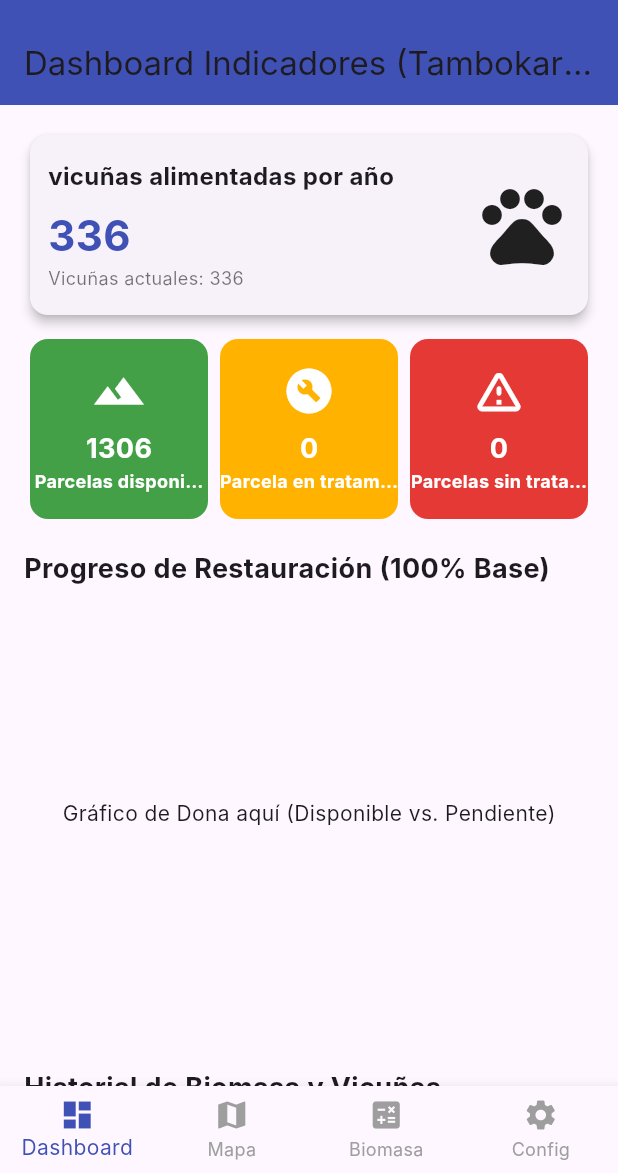
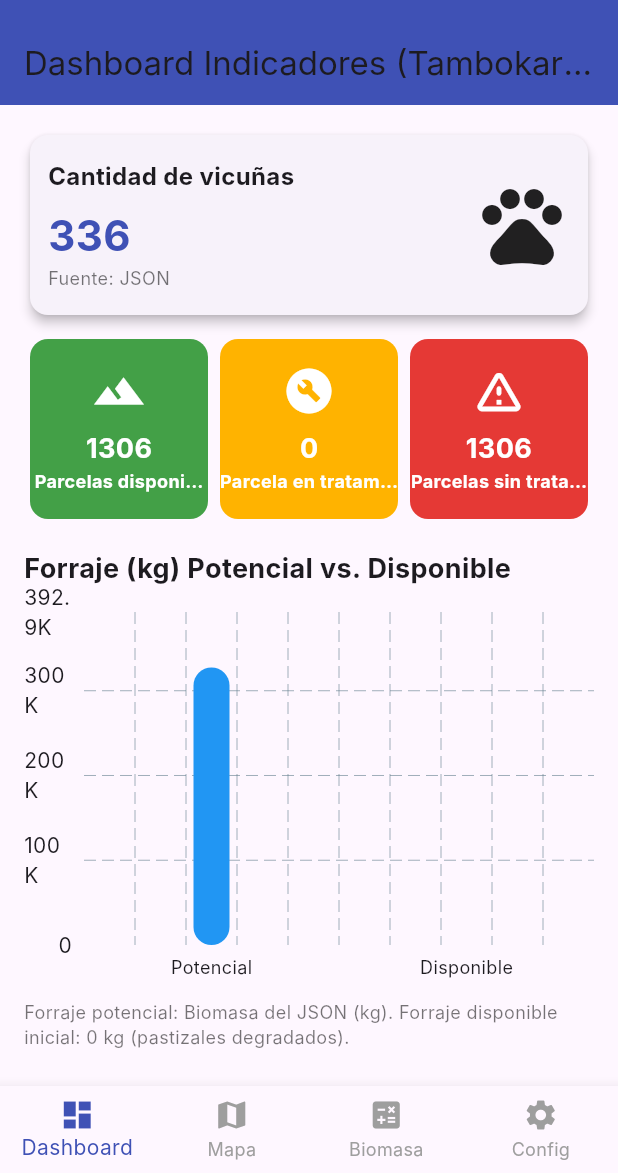
Before and after one commit to cris2804/DataCIP, a Flutter app: the screen it shows after launch, on a phone screen of 412 x 824 dp, the part 63-1236 px from its top. Run offline on Flutter 3.47's test engine with Material 3 defaults, Android fonts, the phone set to English and light mode, and no system bars; drawn by our look-alikes of fl_chart; our stand-ins replace isar; accounts and stored records are empty; generated files the repository leaves out were written again; network calls fail; Roboto replaces fonts that are missing (Inter).

Commit message:
creacion del dashboard

```diff
--- a/cip/assets/data/biomasa.json
+++ b/cip/assets/data/biomasa.json
@@ -4,7 +4,7 @@
       "lugar": "tambokarka",
       "parcelas": 1306,
       "parcelas_en_tratamiento": 0,
-      "parcelas_sin_tratamiento": 0,
+      "parcelas_sin_tratamiento": 1306,
       "area_por_parcela_m2": 2500,
       "fresh_weight_m2_g": 166.777778,
       "fresh_weight_kg": 544529.4452,
@@ -18,7 +18,7 @@
       "lugar": "challhuani",
       "parcelas": 1082,
       "parcelas_en_tratamiento": 0,
-      "parcelas_sin_tratamiento": 0,
+      "parcelas_sin_tratamiento": 1082,
       "area_por_parcela_m2": 2500,
       "fresh_weight_m2_g": 166.777778,
       "fresh_weight_kg": 451133.8895,
--- a/cip/lib/screens/dashboard_screen.dart
+++ b/cip/lib/screens/dashboard_screen.dart
@@ -1,6 +1,7 @@
 import 'package:flutter/material.dart';
 import 'package:cip/services/biomasa_service.dart';
 import 'package:cip/models/biomasa_dataset.dart';
+import 'package:fl_chart/fl_chart.dart';
 // import 'package:provider/provider.dart';
 // import 'package:fl_chart/fl_chart.dart'; // Para gráficos
 
@@ -30,8 +31,20 @@ class DashboardScreen extends StatelessWidget {
           if (snapshot.hasData) {
             final byLugar = snapshot.data!.asByLugar();
             final zl = zona.toLowerCase();
-            final key = (zl.contains('chalhuani') || zl.contains('challhuani')) ? 'challhuani' : 'tambokarka';
-            lugarData = byLugar[key] ?? byLugar['tambokarka'];
+            // Resolver alias de zona: tambokarka, challapalca/challhuani/variantes
+            String key = 'tambokarka';
+            if (byLugar.containsKey(zl)) {
+              key = zl;
+            } else if (zl.contains('chal')) {
+              if (byLugar.containsKey('challapalca')) {
+                key = 'challapalca';
+              } else if (byLugar.containsKey('challhuani')) {
+                key = 'challhuani';
+              } else if (byLugar.containsKey('chalhuani')) {
+                key = 'chalhuani';
+              }
+            }
+            lugarData = byLugar[key] ?? byLugar.values.first;
           }
           return SingleChildScrollView(
             padding: contentPadding,
@@ -39,7 +52,7 @@ class DashboardScreen extends StatelessWidget {
               crossAxisAlignment: CrossAxisAlignment.start,
               children: [
             // --- 1. Diseño tipo mockup: tarjeta superior con imagen de vicuña y fila de 3 cuadros coloreados ---
-            // Tarjeta superior: Vicuñas alimentadas por año + imagen
+            // Tarjeta superior: Cantidad de Vicuñas (desde JSON) + imagen
             Card(
               shape: RoundedRectangleBorder(borderRadius: BorderRadius.circular(12)),
               elevation: 3,
@@ -54,19 +67,18 @@ class DashboardScreen extends StatelessWidget {
                         crossAxisAlignment: CrossAxisAlignment.start,
                         mainAxisAlignment: MainAxisAlignment.center,
                         children: [
-                          const Text('vicuñas alimentadas por año', style: TextStyle(fontSize: 16, fontWeight: FontWeight.bold)),
+                          const Text('Cantidad de vicuñas', style: TextStyle(fontSize: 16, fontWeight: FontWeight.bold)),
                           const SizedBox(height: 8),
                           Builder(
                             builder: (_) {
                               if (lugarData == null) {
                                 return const Text('-', style: TextStyle(fontSize: 28, fontWeight: FontWeight.bold, color: Colors.indigo));
                               }
-                              final alimentadas = ((lugarData.biomasaDisponible * 0.3) / (lugarData.idmsKgMsDia * 365)).round();
-                              return Text('$alimentadas', style: const TextStyle(fontSize: 28, fontWeight: FontWeight.bold, color: Colors.indigo));
+                              return Text('${lugarData.cantidadVicunas}', style: const TextStyle(fontSize: 28, fontWeight: FontWeight.bold, color: Colors.indigo));
                             },
                           ),
                           if (lugarData != null)
-                            Text('Vicuñas actuales: ${lugarData.cantidadVicunas}', style: const TextStyle(fontSize: 12, color: Colors.black54)),
+                            Text('Fuente: JSON', style: const TextStyle(fontSize: 12, color: Colors.black54)),
                         ],
                       ),
                     ),
@@ -172,28 +184,30 @@ class DashboardScreen extends StatelessWidget {
 
             const SizedBox(height: 20),
 
-            // --- 2. Gráfico de Dona/Pie (Simulación) ---
-            const Text('Progreso de Restauración (100% Base)', style: TextStyle(fontSize: 18, fontWeight: FontWeight.bold)),
+            // --- 2. Gráfico de Barras: Forraje Potencial vs. Disponible ---
+            const Text('Forraje (kg) Potencial vs. Disponible', style: TextStyle(fontSize: 18, fontWeight: FontWeight.bold)),
+            const SizedBox(height: 8),
             Container(
-              height: 300,
-              padding: const EdgeInsets.symmetric(vertical: 20),
-              // child: PieChart(...), // Aquí iría el widget fl_chart
-              child: Center(
-                child: Text('Gráfico de Dona aquí (Disponible vs. Pendiente)'),
-              ),
+              height: 260,
+              padding: const EdgeInsets.symmetric(vertical: 8),
+              child: lugarData == null
+                  ? const Center(child: Text('Sin datos'))
+                  : _buildForrajeBarChart(lugarData),
             ),
+            const SizedBox(height: 6),
+            const Text('Forraje potencial: Biomasa del JSON (kg). Forraje disponible inicial: 0 kg (pastizales degradados).', style: TextStyle(fontSize: 12, color: Colors.black54)),
 
             const SizedBox(height: 20),
 
-            // --- 3. Gráfico de Historial (Simulación) ---
-            const Text('Historial de Biomasa y Vicuñas', style: TextStyle(fontSize: 18, fontWeight: FontWeight.bold)),
+            // --- 3. Gráfico Circular: Progreso de restauración de pastizales ---
+            const Text('Progreso de restauración de pastizales', style: TextStyle(fontSize: 18, fontWeight: FontWeight.bold)),
+            const SizedBox(height: 8),
             Container(
-              height: 300,
-              padding: const EdgeInsets.symmetric(vertical: 20),
-              // child: LineChart(...), // Aquí iría el widget fl_chart
-              child: Center(
-                child: Text('Gráfico de Línea aquí (Biomasa/Vicuñas por Snapshot)'),
-              ),
+              height: 280,
+              padding: const EdgeInsets.symmetric(vertical: 8),
+              child: lugarData == null
+                  ? const Center(child: Text('Sin datos'))
+                  : _buildRestauracionPie(lugarData),
             ),
               ],
             ),
@@ -234,4 +248,63 @@ class DashboardScreen extends StatelessWidget {
       ),
     );
   }
+
+  // --- Charts helpers ---
+  Widget _buildForrajeBarChart(LugarBiomasa l) {
+    // Potencial = biomasa del JSON
+    final double potencialKg = l.biomasaDisponible;
+    // Disponible inicial = 0, pues todos los pastizales están degradados
+    final double disponibleKg = 0.0;
+    final maxY = (potencialKg > disponibleKg ? potencialKg : disponibleKg) * 1.2;
+
+    Widget bottomTitle(double value, TitleMeta meta) {
+      String text = '';
+      if (value == 0) text = 'Potencial';
+      if (value == 1) text = 'Disponible';
+      return SideTitleWidget(
+        axisSide: meta.axisSide,
+        space: 6,
+        child: Text(text, style: const TextStyle(fontSize: 12)),
+      );
+    }
+
+    return BarChart(
+      BarChartData(
+        maxY: maxY == 0 ? 1 : maxY,
+        alignment: BarChartAlignment.spaceAround,
+        barTouchData: BarTouchData(enabled: true),
+        titlesData: FlTitlesData(
+          rightTitles: const AxisTitles(sideTitles: SideTitles(showTitles: false)),
+          topTitles: const AxisTitles(sideTitles: SideTitles(showTitles: false)),
+          bottomTitles: AxisTitles(sideTitles: SideTitles(showTitles: true, getTitlesWidget: bottomTitle)),
+          leftTitles: const AxisTitles(sideTitles: SideTitles(showTitles: true, reservedSize: 40)),
+        ),
+        gridData: const FlGridData(show: true),
+        borderData: FlBorderData(show: false),
+        barGroups: [
+          BarChartGroupData(x: 0, barRods: [BarChartRodData(toY: potencialKg, color: Colors.blue, width: 24)]),
+          BarChartGroupData(x: 1, barRods: [BarChartRodData(toY: disponibleKg, color: Colors.green, width: 24)]),
+        ],
+      ),
+    );
+  }
+
+  Widget _buildRestauracionPie(LugarBiomasa l) {
+    final enTrat = l.parcelasEnTratamiento;
+    final degrad = l.parcelasSinTratamiento;
+    final resta = (l.parcelas - enTrat - degrad);
+    final restaurada = resta < 0 ? 0 : resta;
+
+    return PieChart(
+      PieChartData(
+        sectionsSpace: 2,
+        centerSpaceRadius: 0,
+        sections: [
+          PieChartSectionData(value: restaurada.toDouble(), title: 'Restaurada', color: Colors.green, titleStyle: const TextStyle(color: Colors.white, fontSize: 12)),
+          PieChartSectionData(value: enTrat.toDouble(), title: 'Tratamiento', color: Colors.amber, titleStyle: const TextStyle(color: Colors.white, fontSize: 12)),
+          PieChartSectionData(value: degrad.toDouble(), title: 'Degradado', color: Colors.red, titleStyle: const TextStyle(color: Colors.white, fontSize: 12)),
+        ],
+      ),
+    );
+  }
 }
```
